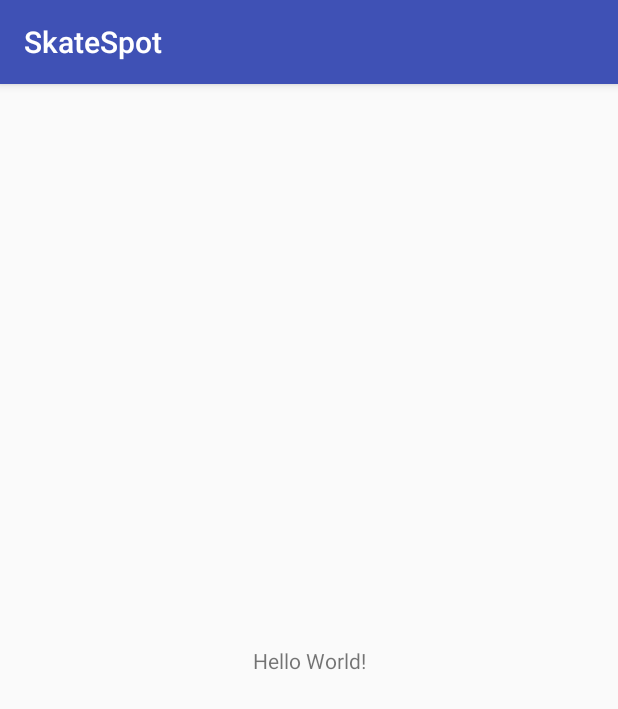
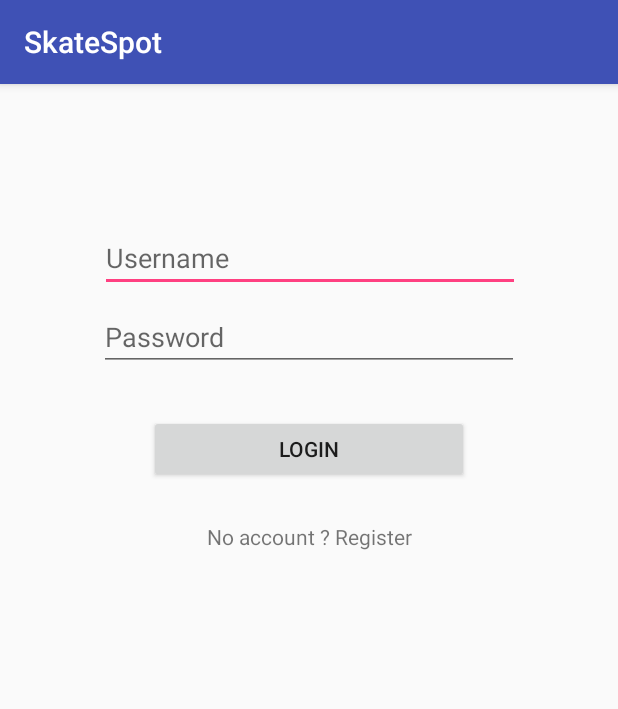
Before and after one commit to MoanaBoi/SkateSpot, an Android app: the screen it shows after launch (MainActivity before the commit, LoginActivity after it), on a phone screen of 412 x 824 dp. Shown: the top 709 px of the screen. Run offline under Robolectric (Android 15) with nearby library versions, the phone set to English and light mode, and no system bars.

Commit message:
Basic ui for login and register

```diff
--- a/app/build.gradle
+++ b/app/build.gradle
@@ -26,5 +26,6 @@ dependencies {
     })
     compile 'com.android.support:appcompat-v7:26.+'
     compile 'com.android.support.constraint:constraint-layout:1.0.2'
+    compile 'com.android.volley:volley:1.0.0'
     testCompile 'junit:junit:4.12'
 }
--- a/app/src/main/AndroidManifest.xml
+++ b/app/src/main/AndroidManifest.xml
@@ -9,13 +9,15 @@
         android:roundIcon="@mipmap/ic_launcher_round"
         android:supportsRtl="true"
         android:theme="@style/AppTheme">
-        <activity android:name=".MainActivity">
+        <activity android:name=".LoginActivity">
             <intent-filter>
                 <action android:name="android.intent.action.MAIN" />
 
                 <category android:name="android.intent.category.LAUNCHER" />
             </intent-filter>
         </activity>
+        <activity android:name=".RegisterActivity" />
+        <activity android:name=".MainActivity"></activity>
     </application>
 
 </manifest>
--- /dev/null
+++ b/app/src/main/java/com/dumbaz/skatespot/LoginActivity.java
@@ -0,0 +1,13 @@
+package com.dumbaz.skatespot;
+
+import android.support.v7.app.AppCompatActivity;
+import android.os.Bundle;
+
+public class LoginActivity extends AppCompatActivity {
+
+    @Override
+    protected void onCreate(Bundle savedInstanceState) {
+        super.onCreate(savedInstanceState);
+        setContentView(R.layout.activity_login);
+    }
+}
--- /dev/null
+++ b/app/src/main/res/layout/activity_login.xml
@@ -0,0 +1,70 @@
+<?xml version="1.0" encoding="utf-8"?>
+<android.support.constraint.ConstraintLayout xmlns:android="http://schemas.android.com/apk/res/android"
+    xmlns:app="http://schemas.android.com/apk/res-auto"
+    xmlns:tools="http://schemas.android.com/tools"
+    android:layout_width="match_parent"
+    android:layout_height="match_parent"
+    tools:context="com.dumbaz.skatespot.LoginActivity">
+
+    <EditText
+        android:id="@+id/Username"
+        android:layout_width="280dp"
+        android:layout_height="39dp"
+        android:layout_marginLeft="8dp"
+        android:layout_marginRight="8dp"
+        android:layout_marginTop="99dp"
+        android:ems="10"
+        android:hint="Username"
+        android:inputType="textPersonName"
+        app:layout_constraintHorizontal_bias="0.503"
+        app:layout_constraintLeft_toLeftOf="parent"
+        app:layout_constraintRight_toRightOf="parent"
+        app:layout_constraintTop_toTopOf="parent" />
+
+    <EditText
+        android:id="@+id/Password"
+        android:layout_width="280dp"
+        android:layout_height="39dp"
+        android:layout_marginBottom="8dp"
+        android:layout_marginLeft="8dp"
+        android:layout_marginRight="8dp"
+        android:layout_marginTop="8dp"
+        android:ems="10"
+        android:hint="Password"
+        android:inputType="textPassword"
+        app:layout_constraintBottom_toBottomOf="parent"
+        app:layout_constraintLeft_toLeftOf="parent"
+        app:layout_constraintRight_toRightOf="parent"
+        app:layout_constraintTop_toBottomOf="@+id/Username"
+        app:layout_constraintVertical_bias="0.009" />
+
+    <Button
+        android:id="@+id/LoginButton"
+        android:layout_width="213dp"
+        android:layout_height="45dp"
+        android:layout_marginBottom="8dp"
+        android:layout_marginLeft="8dp"
+        android:layout_marginRight="8dp"
+        android:layout_marginTop="8dp"
+        android:text="Login"
+        app:layout_constraintBottom_toBottomOf="parent"
+        app:layout_constraintLeft_toLeftOf="parent"
+        app:layout_constraintRight_toRightOf="parent"
+        app:layout_constraintTop_toBottomOf="@+id/Password"
+        app:layout_constraintVertical_bias="0.042" />
+
+    <TextView
+        android:id="@+id/LinkRegister"
+        android:layout_width="wrap_content"
+        android:layout_height="wrap_content"
+        android:text="No account ? Register"
+        android:layout_marginLeft="8dp"
+        app:layout_constraintLeft_toLeftOf="parent"
+        android:layout_marginRight="8dp"
+        app:layout_constraintRight_toRightOf="parent"
+        android:layout_marginTop="8dp"
+        app:layout_constraintTop_toBottomOf="@+id/LoginButton"
+        app:layout_constraintBottom_toBottomOf="parent"
+        android:layout_marginBottom="8dp"
+        app:layout_constraintVertical_bias="0.039" />
+</android.support.constraint.ConstraintLayout>
```
Also changed, not shown: app/src/main/java/com/dumbaz/skatespot/RegisterActivity.java (added, +13 -0 lines), app/src/main/res/layout/activity_main.xml (+76 -2 lines), app/src/main/res/layout/activity_register.xml (added, +100 -0 lines).
